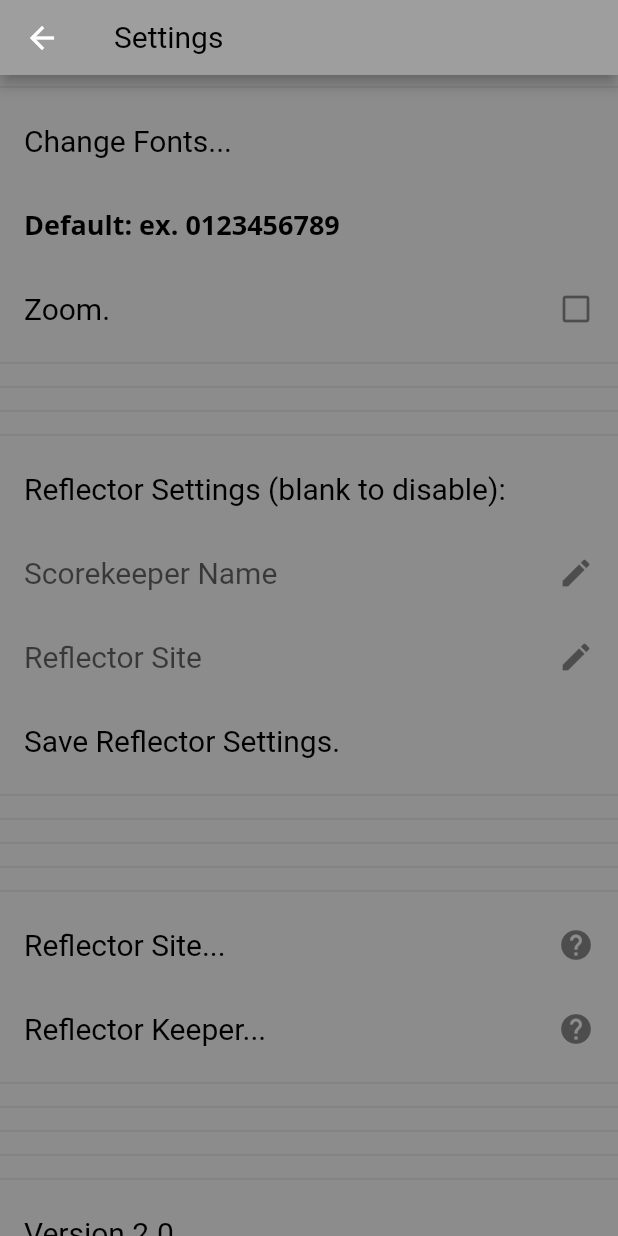
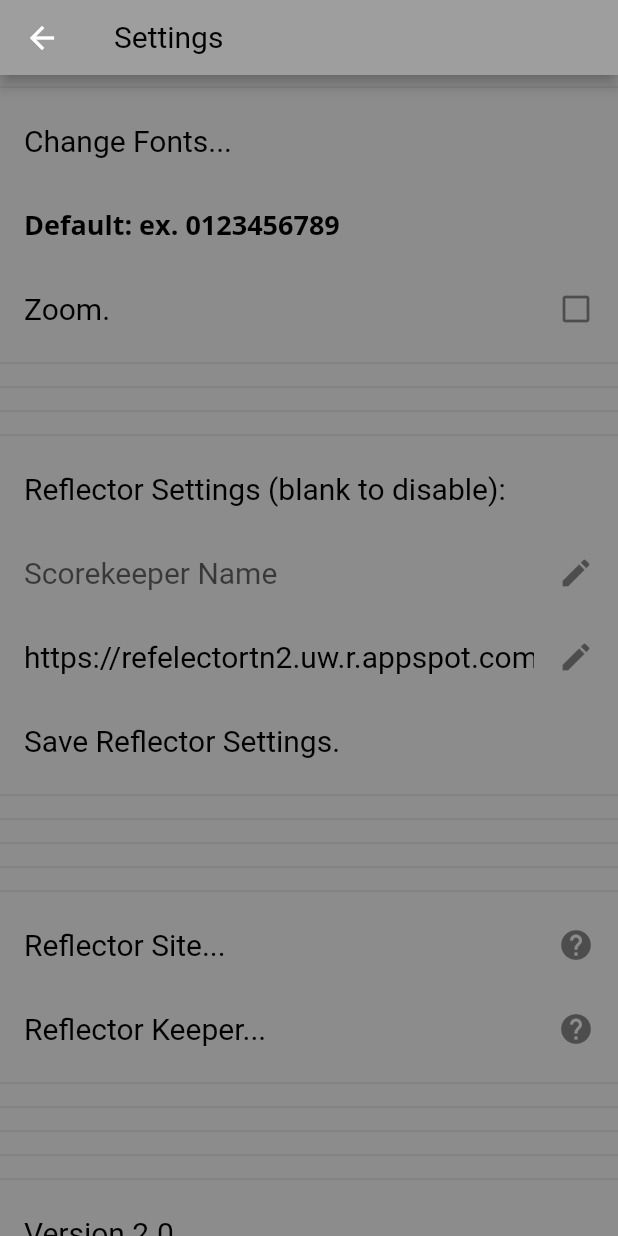
Before and after one commit to alpiepho/scoreboard_tap_tn2, a Flutter app: the SettingsModal screen opened directly with empty values, on a phone screen of 412 x 824 dp. Run offline on Flutter 3.47's test engine with Material 2 defaults, Android fonts, the phone set to English and light mode, and no system bars; our stand-ins replace file_picker, google_fonts, shared_preferences, url_launcher_web; missing offline and left inert: shared_preferences_web; accounts and stored records are empty.

Commit message:
hard code reflector site for now

```diff
--- a/lib/engine.dart
+++ b/lib/engine.dart
@@ -36,7 +36,7 @@ class Engine {
   int setsRight = 0;
 
   String scoreKeeper = "";
-  String reflectorSite = "";
+  String reflectorSite = "https://refelectortn2.uw.r.appspot.com";
   String reflectorComment = "";
 
   late List<String> list = [];
```
